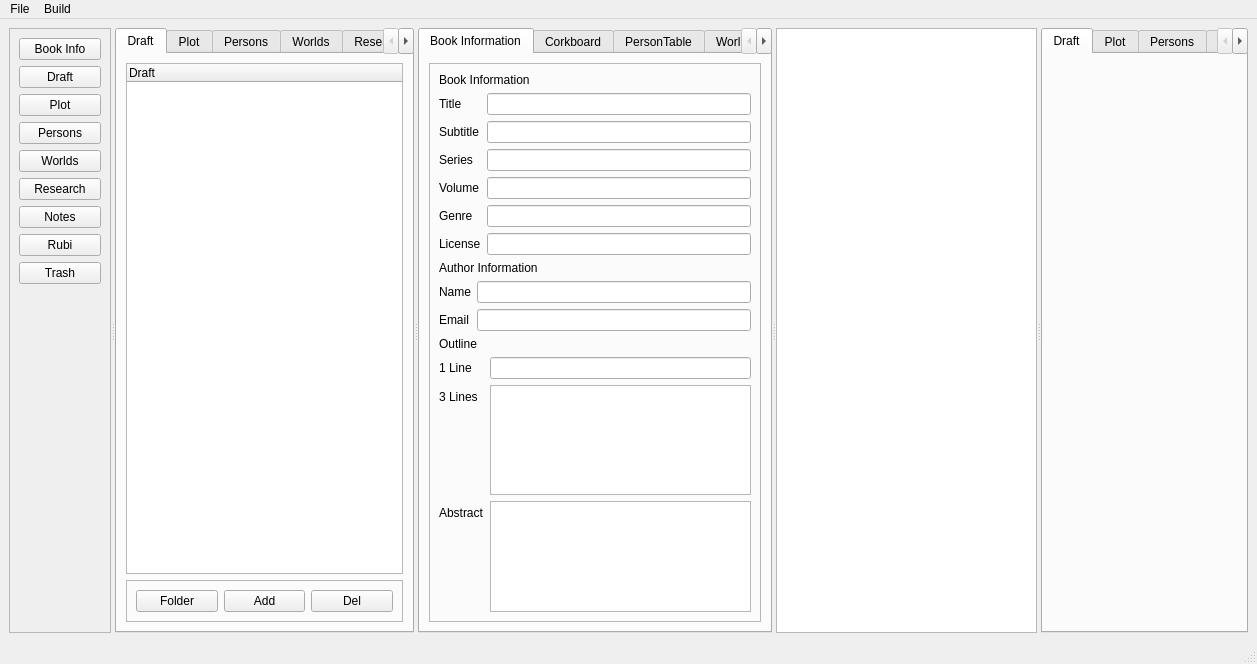
Old version of the form mainwindow.ui in the repository NovelLab/sms-editor1.
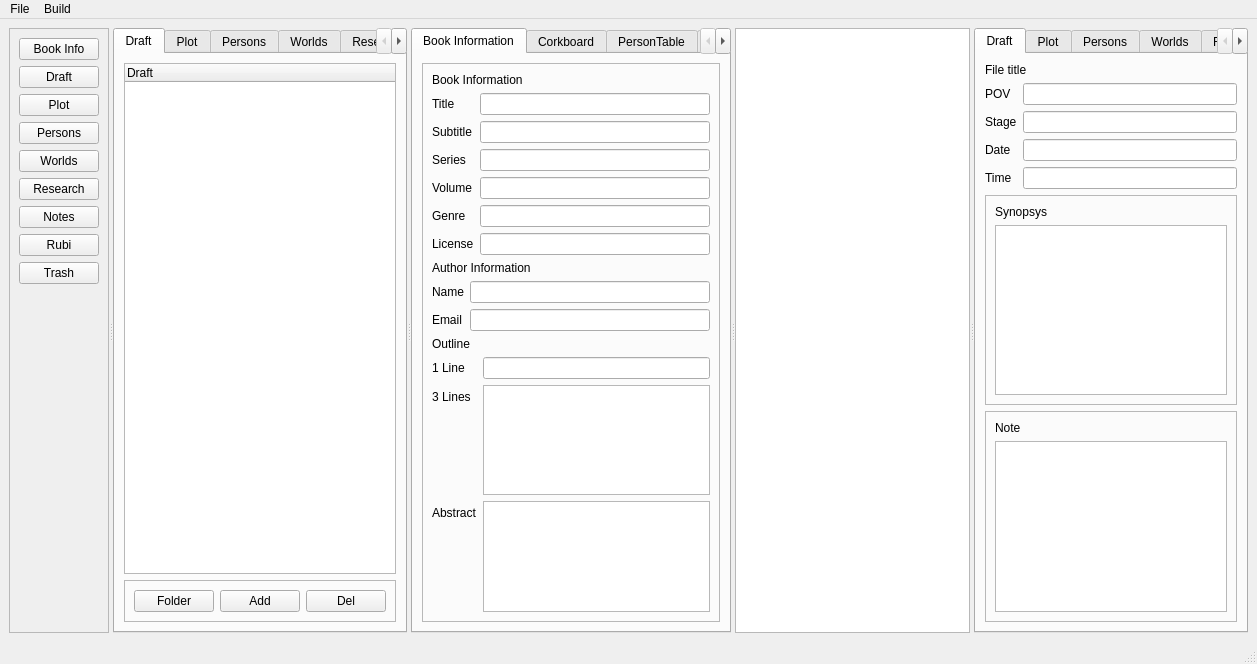
New version of the form. Custom widgets are drawn as their Qt base class.

Commit message: Add: base ui widget in draft sub panel

Patch:
```diff
--- a/mainwindow.ui
+++ b/mainwindow.ui
@@ -724,6 +724,103 @@
         <attribute name="title">
          <string>Draft</string>
         </attribute>
+        <layout class="QVBoxLayout" name="verticalLayout_20">
+         <item>
+          <widget class="QLabel" name="lblDraftTitle">
+           <property name="text">
+            <string>File title</string>
+           </property>
+          </widget>
+         </item>
+         <item>
+          <layout class="QFormLayout" name="formLayout_4">
+           <item row="0" column="0">
+            <widget class="QLabel" name="label">
+             <property name="text">
+              <string>POV</string>
+             </property>
+            </widget>
+           </item>
+           <item row="0" column="1">
+            <widget class="QLineEdit" name="linePOVDraft"/>
+           </item>
+           <item row="1" column="0">
+            <widget class="QLabel" name="label_16">
+             <property name="text">
+              <string>Stage</string>
+             </property>
+            </widget>
+           </item>
+           <item row="2" column="0">
+            <widget class="QLabel" name="label_17">
+             <property name="text">
+              <string>Date</string>
+             </property>
+            </widget>
+           </item>
+           <item row="3" column="0">
+            <widget class="QLabel" name="label_18">
+             <property name="text">
+              <string>Time</string>
+             </property>
+            </widget>
+           </item>
+           <item row="1" column="1">
+            <widget class="QLineEdit" name="lineStageDraft"/>
+           </item>
+           <item row="2" column="1">
+            <widget class="QLineEdit" name="lineDateDraft"/>
+           </item>
+           <item row="3" column="1">
+            <widget class="QLineEdit" name="lineTimeDraft"/>
+           </item>
+          </layout>
+         </item>
+         <item>
+          <widget class="QFrame" name="frame_11">
+           <property name="frameShape">
+            <enum>QFrame::StyledPanel</enum>
+           </property>
+           <property name="frameShadow">
+            <enum>QFrame::Raised</enum>
+           </property>
+           <layout class="QVBoxLayout" name="verticalLayout_19">
+            <item>
+             <widget class="QLabel" name="label_19">
+              <property name="text">
+               <string>Synopsys</string>
+              </property>
+             </widget>
+            </item>
+            <item>
+             <widget class="QTextEdit" name="txtEditSynopDraft"/>
+            </item>
+           </layout>
+          </widget>
+         </item>
+         <item>
+          <widget class="QFrame" name="frame_12">
+           <property name="frameShape">
+            <enum>QFrame::StyledPanel</enum>
+           </property>
+           <property name="frameShadow">
+            <enum>QFrame::Raised</enum>
+           </property>
+           <layout class="QVBoxLayout" name="verticalLayout_18">
+            <item>
+             <widget class="QLabel" name="label_20">
+              <property name="text">
+               <string>Note</string>
+              </property>
+             </widget>
+            </item>
+            <item>
+             <widget class="QTextEdit" name="txtEditNoteDraft"/>
+            </item>
+           </layout>
+          </widget>
+         </item>
+        </layout>
        </widget>
        <widget class="QWidget" name="tabPlotSide">
         <attribute name="title">
```
